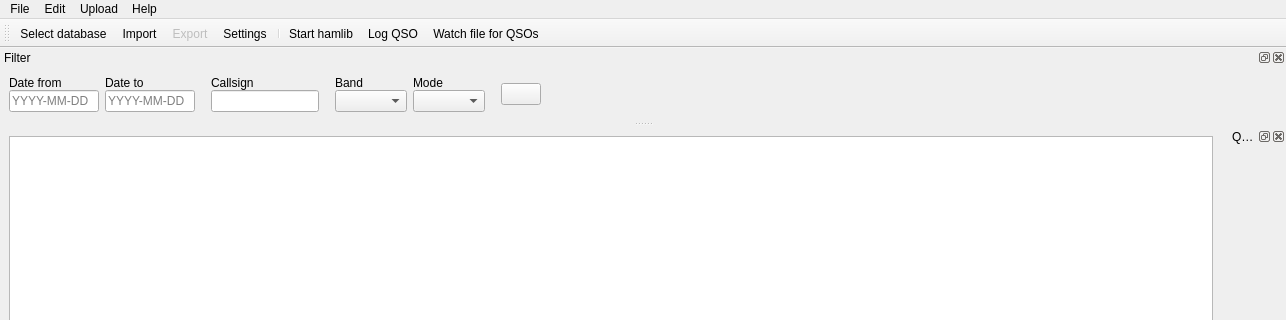
gitandy/DragonLog, file ui_files/DragonLog_MainWindow.ui: the form before one commit; both pictures show x 0 to 1286 and y 0 to 320 of the 1286 by 900 pixel window.
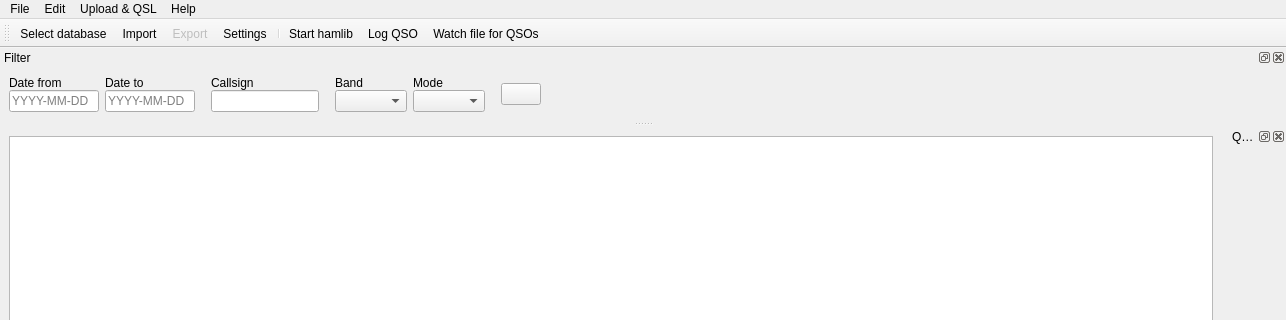
The form after the commit. Icons and pictures are not drawn.

Commit message: Moved eQSL Upload, Check, Download to main

What changed in the file:
```diff
--- a/ui_files/DragonLog_MainWindow.ui
+++ b/ui_files/DragonLog_MainWindow.ui
@@ -88,7 +88,7 @@
    </widget>
    <widget class="QMenu" name="menuUpload">
     <property name="title">
-     <string>Upload</string>
+     <string>Upload &amp;&amp; QSL</string>
     </property>
     <addaction name="actionUpload_logs_to_LoTW"/>
     <addaction name="actionCheck_LoTW_QSL"/>
```
Left out of the diff: 82 changed lines with no effect on the pictures. The commit also changes 7 other files.
